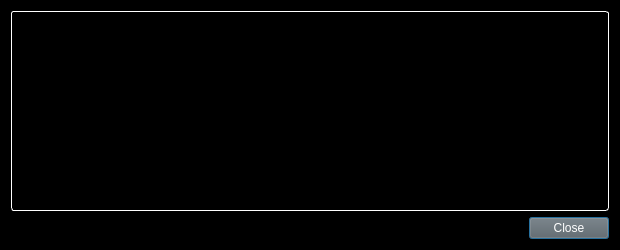
The window that src/qt/forms/stormnodeconfigdialog.ui (waffle-iron/DarkSilk-Release-Candidate) describes before a commit, drawn with Qt 5.
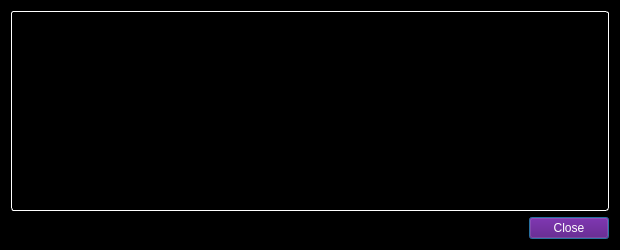
The same window after the commit.

```diff
--- a/src/qt/forms/stormnodeconfigdialog.ui
+++ b/src/qt/forms/stormnodeconfigdialog.ui
@@ -36,8 +36,8 @@
     <widget class="QDialogButtonBox" name="buttonBox">
      <property name="styleSheet">
       <string notr="true">color: rgb(255, 255, 255);
-background-color: rgb(98, 98, 98);
-alternate-background-color: rgb(98, 98, 98);</string>
+background-color: rgb(86, 0, 120);
+alternate-background-color: rgb(86, 0, 120);</string>
      </property>
      <property name="orientation">
       <enum>Qt::Horizontal</enum>
```
